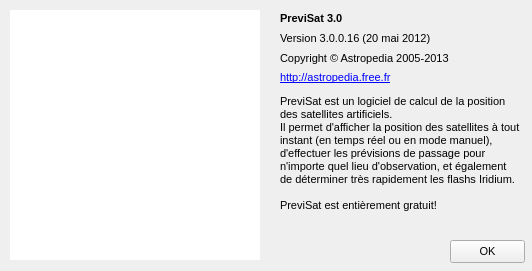
Above: apropos.ui from mconsidine/previsat_archive before the change. Below: the same form after it.
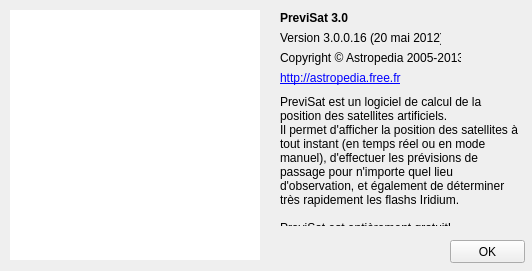
That is the form after the change. Icons and pictures are not drawn.

Patch:
```diff
--- a/apropos.ui
+++ b/apropos.ui
@@ -31,12 +31,6 @@
     <height>271</height>
    </size>
   </property>
-  <property name="font">
-   <font>
-    <family>MS Shell Dlg 2</family>
-    <pointsize>8</pointsize>
-   </font>
-  </property>
   <property name="windowTitle">
    <string notr="true"/>
   </property>
@@ -48,12 +42,6 @@
    <bool>true</bool>
   </property>
   <widget class="QWidget" name="centralwidget">
-   <property name="font">
-    <font>
-     <family>MS Shell Dlg 2</family>
-     <pointsize>8</pointsize>
-    </font>
-   </property>
    <property name="autoFillBackground">
     <bool>true</bool>
    </property>
@@ -102,8 +90,6 @@
     </property>
     <property name="font">
      <font>
-      <family>MS Shell Dlg 2</family>
-      <pointsize>8</pointsize>
       <weight>75</weight>
       <bold>true</bold>
      </font>
@@ -121,12 +107,6 @@
       <height>16</height>
      </rect>
     </property>
-    <property name="font">
-     <font>
-      <family>MS Shell Dlg 2</family>
-      <pointsize>8</pointsize>
-     </font>
-    </property>
     <property name="text">
      <string notr="true">Version 3.0.0.16 (20 mai 2012)</string>
     </property>
@@ -140,12 +120,6 @@
       <height>16</height>
      </rect>
     </property>
-    <property name="font">
-     <font>
-      <family>MS Shell Dlg 2</family>
-      <pointsize>8</pointsize>
-     </font>
-    </property>
     <property name="text">
      <string notr="true">Copyright © Astropedia 2005-2013</string>
     </property>
@@ -159,12 +133,6 @@
       <height>16</height>
      </rect>
     </property>
-    <property name="font">
-     <font>
-      <family>MS Shell Dlg 2</family>
-      <pointsize>8</pointsize>
-     </font>
-    </property>
     <property name="text">
      <string notr="true">&lt;a href=&quot;http://astropedia.free.fr/&quot;&gt;http://astropedia.free.fr&lt;/a&gt;</string>
     </property>
@@ -181,12 +149,6 @@
       <height>23</height>
      </rect>
     </property>
-    <property name="font">
-     <font>
-      <family>MS Shell Dlg 2</family>
-      <pointsize>8</pointsize>
-     </font>
-    </property>
     <property name="text">
      <string>OK</string>
     </property>
@@ -200,12 +162,6 @@
       <height>131</height>
      </rect>
     </property>
-    <property name="font">
-     <font>
-      <family>MS Shell Dlg 2</family>
-      <pointsize>8</pointsize>
-     </font>
-    </property>
     <property name="text">
      <string>PreviSat est un logiciel de calcul de la position des satellites artificiels.
 Il permet d'afficher la position des satellites à tout instant (en temps réel ou en mode manuel), d'effectuer les prévisions de passage pour n'importe quel lieu d'observation, et également de déterminer très rapidement les flashs Iridium.
```
Left out of the diff: 6 changed lines with no effect on the pictures.
